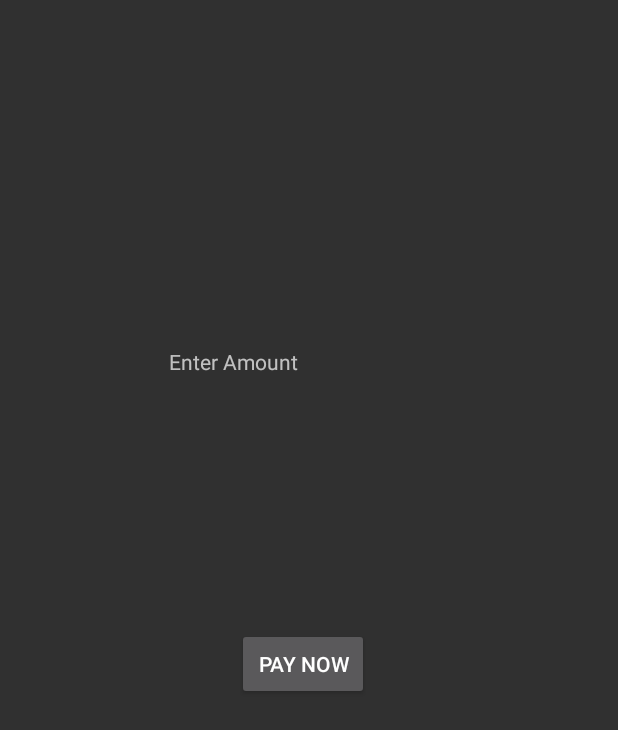
After one commit to RoyiJourno/RaceBet---Android-Studio, an Android app: the PaypalPage screen opened directly, with no data from a screen before it, on a phone screen of 412 x 824 dp. The commit adds this screen. Shown: the top 730 px of the screen. Run offline under Robolectric (Android 15) with nearby library versions, the phone set to English and light mode, and no system bars; libraries missing offline, so code that uses them is left out: com.paypal.android; 3 statements that could not run were skipped.

Commit message:
PAYPAL DONE (:

```diff
--- a/app/src/main/AndroidManifest.xml
+++ b/app/src/main/AndroidManifest.xml
@@ -9,10 +9,13 @@
         android:roundIcon="@mipmap/ic_launcher_round"
         android:supportsRtl="true"
         android:theme="@style/Theme.AppCompat.NoActionBar">
+        <activity android:name=".PaymentDetails"></activity>
+        <activity android:name=".PaypalPage" />
         <activity android:name=".CreateGroupPage" />
         <activity android:name=".MainActivity">
             <intent-filter>
                 <category android:name="android.intent.category.LAUNCHER" />
+
                 <action android:name="android.intent.action.MAIN" />
             </intent-filter>
         </activity>
--- a/app/src/main/java/com/example/royi/racebet/Config.java
+++ b/app/src/main/java/com/example/royi/racebet/Config.java
@@ -1,6 +1,6 @@
 package com.example.royi.racebet;
 
 public class Config {
-public static String PAYPAL_KEY = "AdW-JacPG0TbD46HMtz7IfIFIQFKf5-4YgrAP-IY3ELd3GDT0c2qCPhg2jAqHfiICMB9TEgsvKL51xO2";
+public static final String PAYPAL_KEY = "AdW-JacPG0TbD46HMtz7IfIFIQFKf5-4YgrAP-IY3ELd3GDT0c2qCPhg2jAqHfiICMB9TEgsvKL51xO2";
 public static int PalPalResultCode = 7171;
 }
--- a/app/src/main/java/com/example/royi/racebet/CreateGroupPage.java
+++ b/app/src/main/java/com/example/royi/racebet/CreateGroupPage.java
@@ -40,7 +40,7 @@ public class CreateGroupPage extends AppCompatActivity {
             public void onClick(View v) {
                 Group group = new Group(dRef.push().getKey(),txtGroupName.getText().toString(),txtDuration.getText().toString(),null,mAuth.getUid(),null);
                 dRef.child(group.getGruopID()).setValue(group);
-                Intent intent=new Intent(CreateGroupPage.this,MainActivity.class);
+                Intent intent=new Intent(CreateGroupPage.this,PaypalPage.class);
                 startActivity(intent);
             }
         });
--- /dev/null
+++ b/app/src/main/java/com/example/royi/racebet/PaypalPage.java
@@ -0,0 +1,107 @@
+package com.example.royi.racebet;
+
+import android.content.Intent;
+import android.support.annotation.Nullable;
+import android.support.v7.app.AppCompatActivity;
+import android.os.Bundle;
+import android.view.View;
+import android.widget.Button;
+import android.widget.EditText;
+import android.widget.TextView;
+import android.widget.Toast;
+
+import com.paypal.android.sdk.payments.PayPalConfiguration;
+import com.paypal.android.sdk.payments.PayPalPayment;
+import com.paypal.android.sdk.payments.PayPalService;
+import com.paypal.android.sdk.payments.PaymentActivity;
+import com.paypal.android.sdk.payments.PaymentConfirmActivity;
+import com.paypal.android.sdk.payments.PaymentConfirmation;
+
+import org.json.JSONException;
+
+import java.math.BigDecimal;
+
+public class PaypalPage extends AppCompatActivity {
+
+    public static int PalPalResultCode = 7171;
+
+    private static PayPalConfiguration config = new PayPalConfiguration()
+            .environment(PayPalConfiguration.ENVIRONMENT_SANDBOX)//use sandbox on test
+            .clientId(Config.PAYPAL_KEY);
+
+
+    Button btnPayNow;
+    TextView edtAmount;
+
+    String amount="";
+
+
+    @Override
+    protected void onDestroy() {
+        stopService(new Intent(this,PayPalService.class));
+        super.onDestroy();
+    }
+
+    @Override
+    protected void onCreate(Bundle savedInstanceState) {
+        super.onCreate(savedInstanceState);
+        setContentView(R.layout.activity_paypal_page);
+
+        //start Paypal service
+        Intent intent=new Intent(this,PayPalService.class);
+        intent.putExtra(PayPalService.EXTRA_PAYPAL_CONFIGURATION,config);
+        startService(intent);
+
+        btnPayNow=(Button)findViewById(R.id.btnPayNow);
+        edtAmount=(TextView) findViewById(R.id.edtAmount);
+
+        btnPayNow.setOnClickListener(new View.OnClickListener(){
+            @Override
+            public void onClick(View v) {
+                processPayment();
+
+            }
+        });
+    }
+
+    private void processPayment(){
+        amount=edtAmount.getText().toString();
+        PayPalPayment payPalPayment=new PayPalPayment(new BigDecimal(String.valueOf(amount)),"USD",
+                "The Game begin",PayPalPayment.PAYMENT_INTENT_SALE);
+        Intent intent=new Intent(this, PaymentActivity.class);
+        intent.putExtra(PayPalService.EXTRA_PAYPAL_CONFIGURATION,config);
+        intent.putExtra(PaymentActivity.EXTRA_PAYMENT,payPalPayment);
+        startActivityForResult(intent,PalPalResultCode);
+
+    }
+
+    @Override
+    protected void onActivityResult(int requestCode, int resultCode, @Nullable Intent data) {
+       if(requestCode == PalPalResultCode)
+       {
+           if(resultCode == RESULT_OK)
+           {
+               PaymentConfirmation confirmation=data.getParcelableExtra(PaymentActivity.EXTRA_RESULT_CONFIRMATION);
+               if(confirmation !=null)
+               {
+                   try{
+                       String PaymentDetails=confirmation.toJSONObject().toString(4);
+                       startActivity(new Intent(this,PaymentDetails.class)
+                               .putExtra("PaymentDetails",PaymentDetails)
+                               .putExtra("PaymentAmount",amount)
+                       );
+
+
+
+                   } catch (JSONException e){
+                       e.printStackTrace();
+                   }
+               }
+           }
+           else if(resultCode == RESULT_CANCELED)
+               Toast.makeText(this,"Cancel",Toast.LENGTH_SHORT).show();
+       }
+else if (requestCode == PaymentActivity.RESULT_EXTRAS_INVALID)
+    Toast.makeText(this,"Invalid",Toast.LENGTH_SHORT).show();
+    }
+}
--- /dev/null
+++ b/app/src/main/res/layout/activity_paypal_page.xml
@@ -0,0 +1,33 @@
+<?xml version="1.0" encoding="utf-8"?>
+<android.support.constraint.ConstraintLayout xmlns:android="http://schemas.android.com/apk/res/android"
+    xmlns:app="http://schemas.android.com/apk/res-auto"
+    xmlns:tools="http://schemas.android.com/tools"
+    android:layout_width="match_parent"
+    android:layout_height="match_parent"
+    tools:context=".PaypalPage">
+
+
+    <TextView
+        android:id="@+id/edtAmount"
+        android:layout_width="187dp"
+        android:layout_height="0dp"
+        android:layout_marginTop="231dp"
+        android:layout_marginBottom="62dp"
+        android:hint="Enter Amount"
+        app:layout_constraintBottom_toTopOf="@+id/btnPayNow"
+        app:layout_constraintEnd_toEndOf="parent"
+        app:layout_constraintStart_toStartOf="parent"
+        app:layout_constraintTop_toTopOf="parent" />
+
+    <Button
+        android:id="@+id/btnPayNow"
+        android:layout_width="wrap_content"
+        android:layout_height="wrap_content"
+        android:layout_marginStart="45dp"
+        android:layout_marginBottom="357dp"
+        android:text="Pay Now"
+        app:layout_constraintBottom_toBottomOf="parent"
+        app:layout_constraintStart_toStartOf="@+id/edtAmount"
+        app:layout_constraintTop_toBottomOf="@+id/edtAmount" />
+
+</android.support.constraint.ConstraintLayout>
```
Also changed, not shown: app/src/main/java/com/example/royi/racebet/PayPalServiceHelp.java (deleted, +0 -31 lines), app/src/main/java/com/example/royi/racebet/PaymentDetails.java (added, +45 -0 lines), app/src/main/res/layout/activity_main.xml (+8 -3 lines), app/src/main/res/layout/activity_payment_details.xml (added, +37 -0 lines), app/src/main/res/layout/activity_signup_page.xml (+11 -3 lines).
